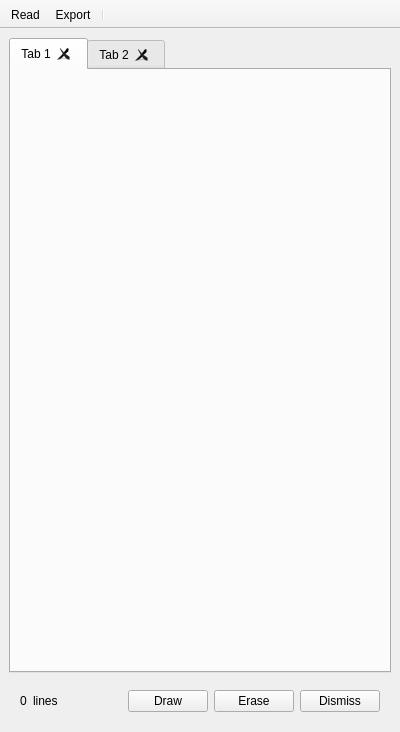
Old version of the form specviz/plugins/line_labels/ui/linelists_window.ui in the repository nmearl/specviz.
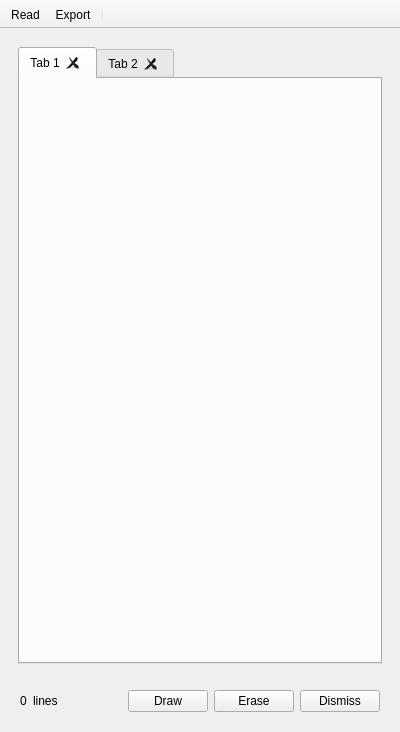
New version of the form. Icons and pictures are not drawn.

Commit message: Defining behavior of signals passed between the data item, the plot, and the line lists plugin.

```diff
--- a/specviz/plugins/line_labels/ui/linelists_window.ui
+++ b/specviz/plugins/line_labels/ui/linelists_window.ui
@@ -32,7 +32,40 @@
    <string>MainWindow</string>
   </property>
   <widget class="QWidget" name="main_widget">
-   <layout class="QGridLayout" name="gridLayout">
+   <layout class="QGridLayout" name="gridLayout_2">
+    <item row="0" column="0">
+     <layout class="QVBoxLayout" name="verticalLayout">
+      <property name="sizeConstraint">
+       <enum>QLayout::SetMaximumSize</enum>
+      </property>
+      <item>
+       <widget class="QWidget" name="linelist_holder_widget" native="true">
+        <layout class="QGridLayout" name="gridLayout">
+         <item row="0" column="0">
+          <widget class="QTabWidget" name="tab_widget">
+           <property name="currentIndex">
+            <number>0</number>
+           </property>
+           <property name="tabsClosable">
+            <bool>true</bool>
+           </property>
+           <widget class="QWidget" name="tab">
+            <attribute name="title">
+             <string>Tab 1</string>
+            </attribute>
+           </widget>
+           <widget class="QWidget" name="tab_2">
+            <attribute name="title">
+             <string>Tab 2</string>
+            </attribute>
+           </widget>
+          </widget>
+         </item>
+        </layout>
+       </widget>
+      </item>
+     </layout>
+    </item>
     <item row="1" column="0">
      <layout class="QHBoxLayout" name="horizontalLayout" stretch="0,0,0,0,0,0">
       <property name="sizeConstraint">
@@ -109,33 +142,6 @@
       </item>
      </layout>
     </item>
-    <item row="0" column="0">
-     <layout class="QVBoxLayout" name="verticalLayout">
-      <property name="sizeConstraint">
-       <enum>QLayout::SetMaximumSize</enum>
-      </property>
-      <item>
-       <widget class="QTabWidget" name="tabWidget">
-        <property name="currentIndex">
-         <number>0</number>
-        </property>
-        <property name="tabsClosable">
-         <bool>true</bool>
-        </property>
-        <widget class="QWidget" name="tab">
-         <attribute name="title">
-          <string>Tab 1</string>
-         </attribute>
-        </widget>
-        <widget class="QWidget" name="tab_2">
-         <attribute name="title">
-          <string>Tab 2</string>
-         </attribute>
-        </widget>
-       </widget>
-      </item>
-     </layout>
-    </item>
    </layout>
   </widget>
   <widget class="QToolBar" name="main_toolbar">
```
The commit also changes 1 other file.
